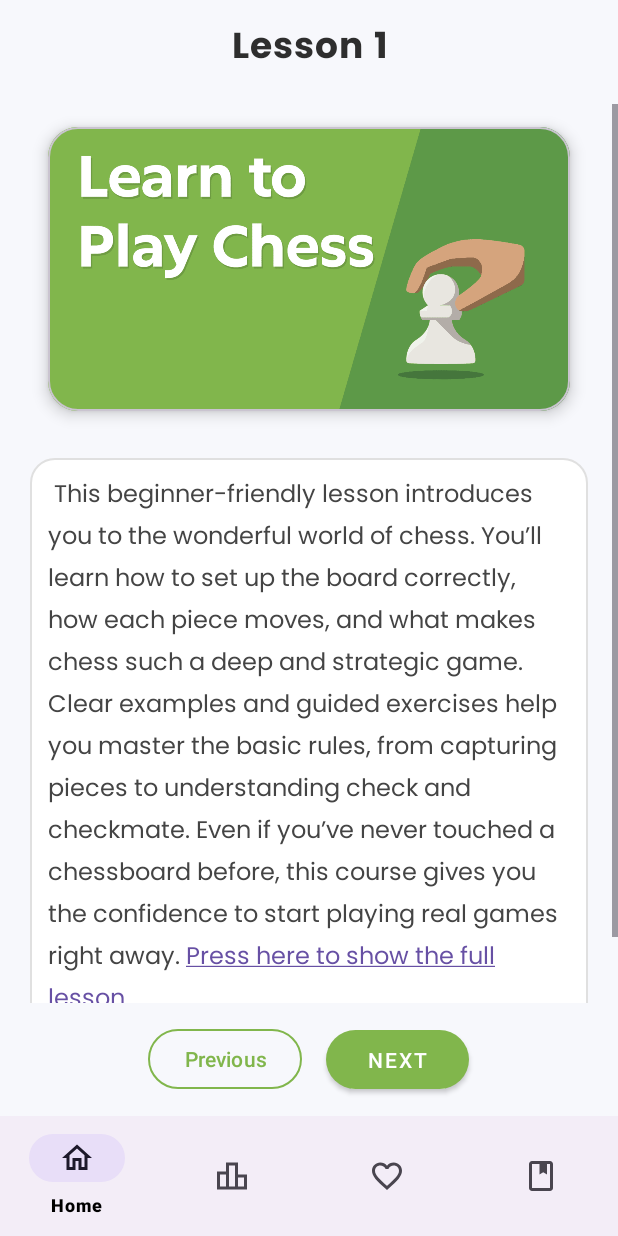
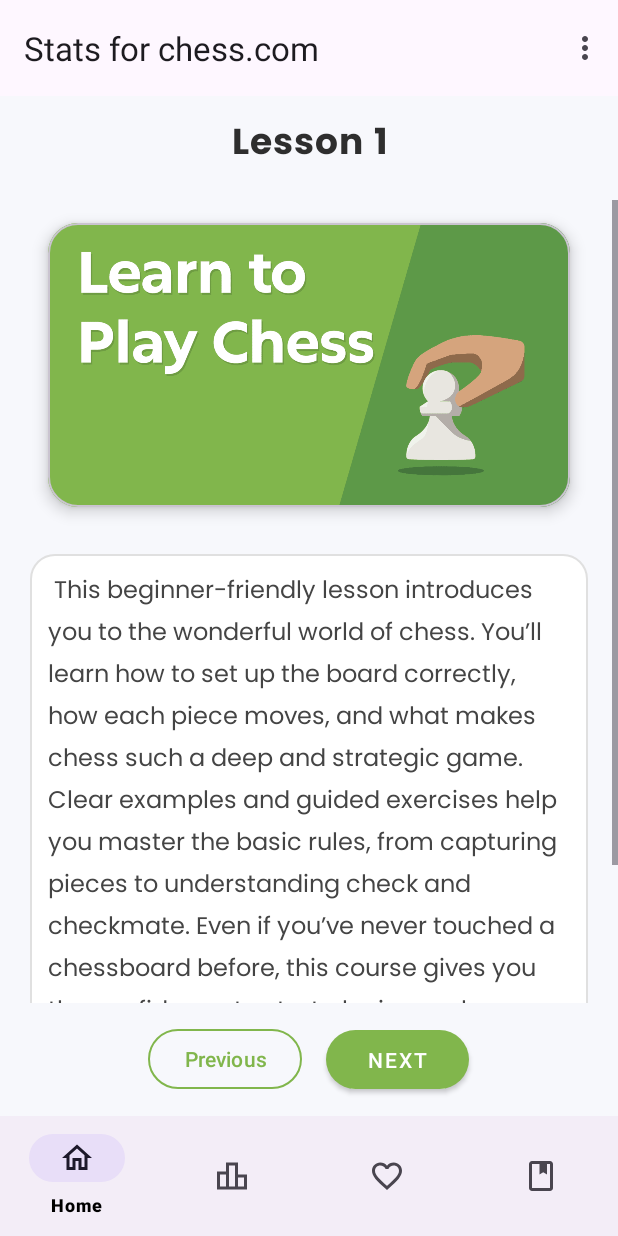
Before and after one commit to ldlda/chesscom-stats, an Android app: the LessonsFragment screen opened through its navigation route, after a tap on "Lesson 1", on a phone screen of 412 x 824 dp. Run offline under Robolectric (Android 15) with nearby library versions, the phone set to English and light mode, and no system bars; our stand-ins replace Room's generated code, navigation-ui; Roboto replaces fonts that are not available here; 3 statements that could not run were skipped.

Commit message:
Reenable toolbars, implement Safe Args and Parcelable
Signed-off-by: lda <lda@ldlda.com>

````diff
--- a/app/src/main/java/com/ldlda/chesscom_stats/MainActivity.java
+++ b/app/src/main/java/com/ldlda/chesscom_stats/MainActivity.java
@@ -16,6 +16,7 @@ import android.widget.Toast;
 
 import androidx.annotation.NonNull;
 import androidx.appcompat.app.AppCompatActivity;
+import androidx.appcompat.widget.Toolbar;
 import androidx.core.graphics.Insets;
 import androidx.core.splashscreen.SplashScreen;
 import androidx.core.view.ViewCompat;
@@ -91,9 +92,9 @@ public class MainActivity extends AppCompatActivity {
             });
         }
 
-        // Set up toolbar
-//        Toolbar myToolbar = binding.myToolbar;
-//        setSupportActionBar(myToolbar);
+//         Set up toolbar
+        Toolbar myToolbar = binding.myToolbar;
+        setSupportActionBar(myToolbar);
 
         // Setup Navigation Component
         var navHostFragment = (NavHostFragment) getSupportFragmentManager()
--- a/app/src/main/java/com/ldlda/chesscom_stats/ui/lessons/LessonViewModel.java
+++ b/app/src/main/java/com/ldlda/chesscom_stats/ui/lessons/LessonViewModel.java
@@ -24,8 +24,8 @@ public class LessonViewModel extends AndroidViewModel {
     private static List<Lesson> setupLessonList() {
         ArrayList<Lesson> lessonsList = new ArrayList<>();
         lessonsList.add(new Lesson("Lesson 1", R.string.lesson1_desc, "Beginner", R.drawable.lesson_1, 0xff81b64c));
-        lessonsList.add(new Lesson("Lesson 2", R.string.lesson2_desc, "Intermidiate", R.drawable.lesson_2, 0xffa7c56a));
-        lessonsList.add(new Lesson("Lesson 3", R.string.lesson3_desc, "Intermidiate", R.drawable.lesson_3, 0xffe42c3c));
+        lessonsList.add(new Lesson("Lesson 2", R.string.lesson2_desc, "Intermediate", R.drawable.lesson_2, 0xffa7c56a));
+        lessonsList.add(new Lesson("Lesson 3", R.string.lesson3_desc, "Intermediate", R.drawable.lesson_3, 0xffe42c3c));
         lessonsList.add(new Lesson("Lesson 4", R.string.lesson4_desc, "Advanced", R.drawable.lesson_4, 0xff4b4847));
         lessonsList.add(new Lesson("Lesson 5", R.string.lesson5_desc, "Advanced", R.drawable.lesson_5, 0xff39719c));
         return lessonsList;
--- a/app/src/main/java/com/ldlda/chesscom_stats/ui/lessons/LessonsAdapter.java
+++ b/app/src/main/java/com/ldlda/chesscom_stats/ui/lessons/LessonsAdapter.java
@@ -2,7 +2,6 @@ package com.ldlda.chesscom_stats.ui.lessons;
 
 import android.annotation.SuppressLint;
 import android.content.Context;
-import android.os.Bundle;
 import android.view.LayoutInflater;
 import android.view.View;
 import android.view.ViewGroup;
@@ -46,20 +45,15 @@ public class LessonsAdapter extends RecyclerView.Adapter<LessonsAdapter.MyViewHo
 
     @Override
     public void onBindViewHolder(@NonNull MyViewHolder holder, int position) {
-        holder.recImage.setImageResource(dataList.get(position).getDataImage());
-        holder.recTitle.setText(dataList.get(position).getDataTitle());
-        holder.recDesc.setText(context.getString(dataList.get(position).getDataDesc()));
-        holder.recLang.setText(dataList.get(position).getDataLang());
+        holder.recImage.setImageResource(dataList.get(position).dataImage);
+        holder.recTitle.setText(dataList.get(position).dataTitle);
+        holder.recDesc.setText(context.getString(dataList.get(position).dataDesc));
+        holder.recLevel.setText(dataList.get(position).dataLevel);
 
         holder.recCard.setOnClickListener(view -> {
             int currentPosition = holder.getBindingAdapterPosition();
             if (currentPosition != RecyclerView.NO_POSITION) {
-                Bundle args = new Bundle();
-                Lesson lesson = dataList.get(currentPosition);
-                args.putInt("Image", lesson.getDataImage());
-                args.putString("Title", lesson.getDataTitle());
-                args.putInt("Desc", lesson.getDataDesc());
-                listener.toLessonContent(args);
+                listener.toLessonContent(currentPosition);
             }
         });
     }
@@ -70,13 +64,13 @@ public class LessonsAdapter extends RecyclerView.Adapter<LessonsAdapter.MyViewHo
     }
 
     public interface ToLessonContent {
-        void toLessonContent(Bundle arg);
+        void toLessonContent(int currentPosition);
     }
 
     public static class MyViewHolder extends RecyclerView.ViewHolder {
 
         ImageView recImage;
-        TextView recTitle, recDesc, recLang;
+        TextView recTitle, recDesc, recLevel;
         CardView recCard;
 
         public MyViewHolder(@NonNull View itemView) {
@@ -85,9 +79,8 @@ public class LessonsAdapter extends RecyclerView.Adapter<LessonsAdapter.MyViewHo
             recImage = itemView.findViewById(R.id.recImage);
             recTitle = itemView.findViewById(R.id.recTitle);
             recDesc = itemView.findViewById(R.id.recDesc);
-            recLang = itemView.findViewById(R.id.recLang);
+            recLevel = itemView.findViewById(R.id.recLang);
             recCard = itemView.findViewById(R.id.recCard);
         }
     }
-
 }
--- a/app/src/main/java/com/ldlda/chesscom_stats/ui/lessons/LessonsFragment.java
+++ b/app/src/main/java/com/ldlda/chesscom_stats/ui/lessons/LessonsFragment.java
@@ -74,7 +74,7 @@ public class LessonsFragment extends Fragment {
     private void searchList(String text) {
         List<Lesson> dataSearchList = new ArrayList<>();
         for (Lesson data : dataList) {
-            if (data.getDataTitle().toLowerCase().contains(text.toLowerCase())) {
+            if (data.dataTitle.toLowerCase().contains(text.toLowerCase())) {
                 dataSearchList.add(data);
             }
         }
@@ -85,21 +85,11 @@ public class LessonsFragment extends Fragment {
         }
     }
 
-    public void showLessonContent(Bundle args) {
-        // Get lesson index from title
-        String title = args.getString("Title");
-        int startIndex = 0;
-        for (int i = 0; i < dataList.size(); i++) {
-            if (dataList.get(i).getDataTitle().equals(title)) {
-                startIndex = i;
-                break;
-            }
-        }
-
-        // Navigate to lesson pager container using Navigation Component
-        Bundle bundle = new Bundle();
-        bundle.putInt("startIndex", startIndex);
+    public void showLessonContent(int currentPosition) {
+        // Navigate to lesson pager container using Navigation Component and Safe Args
+        var action = LessonsFragmentDirections.actionLessonsToPager();
+        action.setIndex(currentPosition);
         NavHostFragment.findNavController(this)
-                .navigate(R.id.action_lessons_to_pager, bundle);
+                .navigate(action);
     }
 }
--- a/app/src/main/java/com/ldlda/chesscom_stats/ui/lessons/content/LessonContentsFragment.java
+++ b/app/src/main/java/com/ldlda/chesscom_stats/ui/lessons/content/LessonContentsFragment.java
@@ -12,20 +12,19 @@ import androidx.annotation.Nullable;
 import androidx.fragment.app.Fragment;
 
 import com.ldlda.chesscom_stats.databinding.FragmentLessonContentsBinding;
+import com.ldlda.chesscom_stats.ui.lessons.data.Lesson;
 
 public class LessonContentsFragment extends Fragment {
-
+    public static final String LESSON = "Lesson";
     private TextView detailDesc/*, detailTitle*/;
     private ImageView detailImage;
-
     private FragmentLessonContentsBinding binding;
 
-    public static LessonContentsFragment newInstance(String title, int desc, int image) {
+    // good old bundle
+    public static LessonContentsFragment newInstance(Lesson lesson) {
         LessonContentsFragment fragment = new LessonContentsFragment();
         Bundle args = new Bundle();
-        args.putString("Title", title);
-        args.putInt("Desc", desc);
-        args.putInt("Image", image);
+        args.putParcelable(LESSON, lesson);
         fragment.setArguments(args);
         return fragment;
     }
@@ -54,18 +53,27 @@ public class LessonContentsFragment extends Fragment {
     }
 
     private void applyArgsToViews(@Nullable Bundle args) {
-        if (args == null) return;
+        if (args == null || !args.containsKey(LESSON)) return;
 
-//        if (args.containsKey("Title") && detailTitle != null) {
-//            detailTitle.setText(args.getString("Title"));
-//        }
+        // Set ClassLoader for custom Parcelable (handles older Android versions)
+        args.setClassLoader(Lesson.class.getClassLoader());
 
-        if (args.containsKey("Desc") && detailDesc != null) {
-            detailDesc.setText(args.getInt("Desc"));
+        // Use type-safe getParcelable for API 33+, fallback to deprecated for older
+        Lesson lesson;
+        if (android.os.Build.VERSION.SDK_INT >= android.os.Build.VERSION_CODES.TIRAMISU) {
+            lesson = args.getParcelable(LESSON, Lesson.class);
+        } else {
+            lesson = args.getParcelable(LESSON);
         }
 
-        if (args.containsKey("Image") && detailImage != null) {
-            detailImage.setImageResource(args.getInt("Image"));
+        if (lesson == null) return;
+
+        if (detailDesc != null) {
+            detailDesc.setText(lesson.dataDesc);
+        }
+
+        if (detailImage != null) {
+            detailImage.setImageResource(lesson.dataImage);
         }
     }
 }
--- a/app/src/main/java/com/ldlda/chesscom_stats/ui/lessons/data/Lesson.java
+++ /dev/null
@@ -1,44 +0,0 @@
-package com.ldlda.chesscom_stats.ui.lessons.data;
-
-
-import androidx.annotation.DrawableRes;
-import androidx.annotation.StringRes;
-
-public class Lesson {
-
-    private final String dataTitle;
-    private final int dataDesc;
-    private final String dataLevel;
-    private final int dataImage;
-
-    private final int color;
-
-
-    public Lesson(String dataTitle, @StringRes int dataDesc, String dataLang, @DrawableRes int dataImage, int color) {
-        this.dataTitle = dataTitle;
-        this.dataDesc = dataDesc;
-        this.dataLevel = dataLang;
-        this.dataImage = dataImage;
-        this.color = color;
-    }
-
-    public String getDataTitle() {
-        return dataTitle;
-    }
-
-    public int getDataDesc() {
-        return dataDesc;
-    }
-
-    public String getDataLang() {
-        return dataLevel;
-    }
-
-    public int getDataImage() {
-        return dataImage;
-    }
-
-    public int getColor() {
-        return color;
-    }
-}
--- /dev/null
+++ b/app/src/main/java/com/ldlda/chesscom_stats/ui/lessons/data/Lesson.kt
@@ -0,0 +1,16 @@
+package com.ldlda.chesscom_stats.ui.lessons.data
+
+import android.os.Parcelable
+import androidx.annotation.ColorInt
+import androidx.annotation.DrawableRes
+import androidx.annotation.StringRes
+import kotlinx.parcelize.Parcelize
+
+@Parcelize
+class Lesson(
+    @JvmField val dataTitle: String,
+    @JvmField @param:StringRes val dataDesc: Int,
+    @JvmField val dataLevel: String,
+    @JvmField @param:DrawableRes val dataImage: Int,
+    @JvmField @param:ColorInt val color: Int
+) : Parcelable
--- a/app/src/main/java/com/ldlda/chesscom_stats/ui/lessons/pager/LessonPagerAdapter.java
+++ b/app/src/main/java/com/ldlda/chesscom_stats/ui/lessons/pager/LessonPagerAdapter.java
@@ -21,11 +21,7 @@ public class LessonPagerAdapter extends FragmentStateAdapter {
     @Override
     public Fragment createFragment(int position) {
         Lesson lesson = lessons.get(position);
-        return LessonContentsFragment.newInstance(
-                lesson.getDataTitle(),
-                lesson.getDataDesc(),
-                lesson.getDataImage()
-        );
+        return LessonContentsFragment.newInstance(lesson);
     }
 
     @Override
--- a/app/src/main/java/com/ldlda/chesscom_stats/ui/lessons/pager/LessonPagerContainerFragment.java
+++ b/app/src/main/java/com/ldlda/chesscom_stats/ui/lessons/pager/LessonPagerContainerFragment.java
@@ -25,14 +25,6 @@ public class LessonPagerContainerFragment extends Fragment {
 
     private LessonViewModel viewModel;
 
-    public static LessonPagerContainerFragment newInstance(int startIndex) {
-        LessonPagerContainerFragment fragment = new LessonPagerContainerFragment();
-        Bundle args = new Bundle();
-        args.putInt("startIndex", startIndex);
-        fragment.setArguments(args);
-        return fragment;
-    }
-
     @Nullable
     @Override
     public View onCreateView(@NonNull LayoutInflater inflater, ViewGroup container, Bundle savedInstanceState) {
@@ -40,7 +32,7 @@ public class LessonPagerContainerFragment extends Fragment {
 
         // Get starting index
         if (getArguments() != null) {
-            startIndex = getArguments().getInt("startIndex", 0);
+            startIndex = LessonPagerContainerFragmentArgs.fromBundle(getArguments()).getIndex();
         }
 
         // Setup lesson list
@@ -54,7 +46,7 @@ public class LessonPagerContainerFragment extends Fragment {
         // Add custom slide animation between lessons
         binding.lessonViewPager.setPageTransformer(new MyTransformer());
 
-        binding.lessonViewPager.setCurrentItem(startIndex, false); // Jump to selected lesson
+        binding.lessonViewPager.setCurrentItem(startIndex, true); // jump to selected lesson
 
         // Update UI when page changes (swipe or button)
         binding.lessonViewPager.registerOnPageChangeCallback(new ViewPager2.OnPageChangeCallback() {
@@ -96,25 +88,17 @@ public class LessonPagerContainerFragment extends Fragment {
         // Update counter
         // top haxx
         Lesson lesson = lessonsList.get(position);
-        binding.lessonCounter.setText(lesson.getDataTitle());
+        binding.lessonCounter.setText(lesson.dataTitle);
+
+        int color = lesson.color;
+        // it works
+        binding.btnPrevious.setTextColor(ColorStateList.valueOf(color));
+        binding.btnPrevious.setStrokeColor(ColorStateList.valueOf(color));
+
+        binding.btnNext.setBackgroundTintList(ColorStateList.valueOf(color));
 
         // Enable/disable buttons
         binding.btnPrevious.setEnabled(position > 0);
         binding.btnNext.setEnabled(position < lessonsList.size() - 1);
-
-        int color = lesson.getColor();
-        binding.btnPrevious.setTextColor(color);
-
-        // wtf
-        binding.btnPrevious.setStrokeColor(ColorStateList.valueOf(color));
-
-        binding.btnNext.setBackgroundColor(color);
-
-        binding.btnPrevious.setHighlightColor(color);
-        binding.btnNext.setHighlightColor(color);
-
-        binding.btnPrevious.setHintTextColor(color);
-
-        binding.btnPrevious.setLinkTextColor(color);
     }
 }
--- a/app/src/main/java/com/ldlda/chesscom_stats/ui/lessons/pager/MyTransformer.java
+++ b/app/src/main/java/com/ldlda/chesscom_stats/ui/lessons/pager/MyTransformer.java
@@ -5,6 +5,7 @@ import android.view.View;
 import androidx.annotation.NonNull;
 import androidx.viewpager2.widget.ViewPager2;
 
+// funny view pager transformer, based on anim xmls
 public class MyTransformer implements ViewPager2.PageTransformer {
 
     @Override
--- a/app/src/main/java/com/ldlda/chesscom_stats/util/Safety.kt
+++ b/app/src/main/java/com/ldlda/chesscom_stats/util/Safety.kt
@@ -1,3 +1,6 @@
+/**
+ * Testing ground of lda
+ */
 package com.ldlda.chesscom_stats.util
 
 /*
@@ -47,7 +50,7 @@ inline fun <B, C> ldaCheck(
  * refer to [ldaCheck][ldaCheck as Function1<*, *>]
  *
  * ```kotlin
- * val a: A = lowk ass
+ * val a: A = lowk ass ngl
  * val c: C = a.ldaCheck { it().getOrThrow() } { cuh() } // prolly runs a.cuh
  * ```
  *
--- a/app/src/main/res/layout/activity_main.xml
+++ b/app/src/main/res/layout/activity_main.xml
@@ -7,29 +7,28 @@
     android:orientation="vertical"
     tools:context=".MainActivity">
 
-    <!--    <com.google.android.material.appbar.AppBarLayout-->
-    <!--        android:id="@+id/main_appbar"-->
-    <!--        android:layout_width="match_parent"-->
-    <!--        android:layout_height="wrap_content"-->
-    <!--        android:layout_alignParentTop="true"-->
-    <!--        android:fitsSystemWindows="true"-->
-    <!--        app:layout_constraintEnd_toEndOf="parent"-->
-    <!--        app:layout_constraintStart_toStartOf="parent"-->
-    <!--        app:layout_constraintTop_toTopOf="parent">-->
+    <com.google.android.material.appbar.AppBarLayout
+        android:id="@+id/main_appbar"
+        android:layout_width="match_parent"
+        android:layout_height="wrap_content"
+        android:layout_alignParentTop="true"
+        app:layout_constraintEnd_toEndOf="parent"
+        app:layout_constraintStart_toStartOf="parent"
+        app:layout_constraintTop_toTopOf="parent">
 
-    <!--        <com.google.android.material.appbar.MaterialToolbar-->
-    <!--            android:id="@+id/my_toolbar"-->
-    <!--            android:layout_width="match_parent"-->
-    <!--            android:layout_height="?attr/actionBarSize" />-->
-    <!--    </com.google.android.material.appbar.AppBarLayout>-->
+        <com.google.android.material.appbar.MaterialToolbar
+            android:id="@+id/my_toolbar"
+            android:layout_width="match_parent"
+            android:layout_height="?attr/actionBarSize" />
+    </com.google.android.material.appbar.AppBarLayout>
 
     <!-- NavHostFragment for Navigation Component -->
-    <!--        android:layout_below="@+id/main_appbar"-->
     <androidx.fragment.app.FragmentContainerView
         android:id="@+id/fragment_container"
         android:name="androidx.navigation.fragment.NavHostFragment"
         android:layout_width="match_parent"
         android:layout_height="match_parent"
+        android:layout_below="@+id/main_appbar"
         android:layout_above="@+id/bottom_navigation"
         app:defaultNavHost="true"
         app:navGraph="@navigation/navigation_main"
--- a/app/src/main/res/layout/fragment_lessons.xml
+++ b/app/src/main/res/layout/fragment_lessons.xml
@@ -14,7 +14,7 @@
         android:layout_width="match_parent"
         android:layout_height="90dp"
         android:layout_marginStart="16dp"
-        android:layout_marginTop="16dp"
+        android:layout_marginTop="8dp"
         android:layout_marginEnd="16dp"
         app:cardBackgroundColor="@android:color/white"
         app:cardCornerRadius="28dp"
--- a/app/src/main/res/navigation/navigation_main.xml
+++ b/app/src/main/res/navigation/navigation_main.xml
@@ -71,7 +71,12 @@
             app:enterAnim="@anim/slide_in_right"
             app:exitAnim="@anim/slide_out_left"
             app:popEnterAnim="@anim/slide_in_left"
-            app:popExitAnim="@anim/slide_out_right" />
+            app:popExitAnim="@anim/slide_out_right">
+            <argument
+                android:name="index"
+                android:defaultValue="0"
+                app:argType="integer" />
+        </action>
     </fragment>
 
     <!-- DETAIL DESTINATIONS (hide bottom nav when showing these) -->
@@ -112,7 +117,7 @@
         tools:layout="@layout/fragment_lesson_pager_container">
 
         <argument
-            android:name="startIndex"
+            android:name="index"
             android:defaultValue="0"
             app:argType="integer" />
     </fragment>
````
Also changed, not shown: app/src/main/java/com/ldlda/chesscom_stats/api/data/country/CountryInfo.kt (+6 -37 lines), app/src/main/java/com/ldlda/chesscom_stats/api/data/player/Player.kt (+8 -6 lines), app/src/main/java/com/ldlda/chesscom_stats/api/data/player/games/monthly/MonthlyArchives.kt (+19 -51 lines), app/src/main/java/com/ldlda/chesscom_stats/ui/playerdetail/PlayerDetailViewModel.kt (deleted, +0 -51 lines), app/src/main/java/com/ldlda/chesscom_stats/util/utils.kt (+13 -10 lines), 1 other file.
